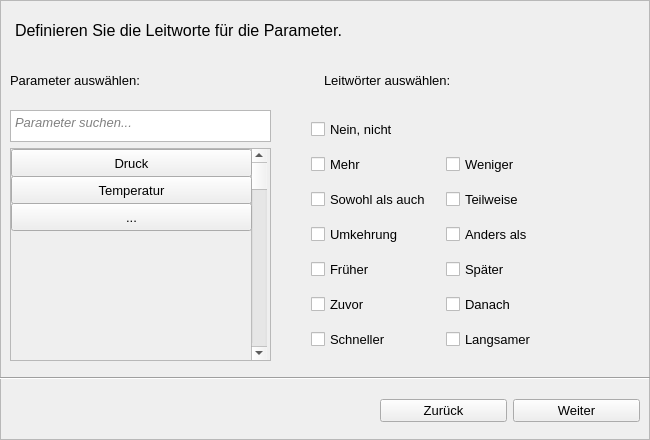
Before: the Qt Designer form Code/wizard_2.ui in MSPietsch/HMI, drawn with Qt 5.
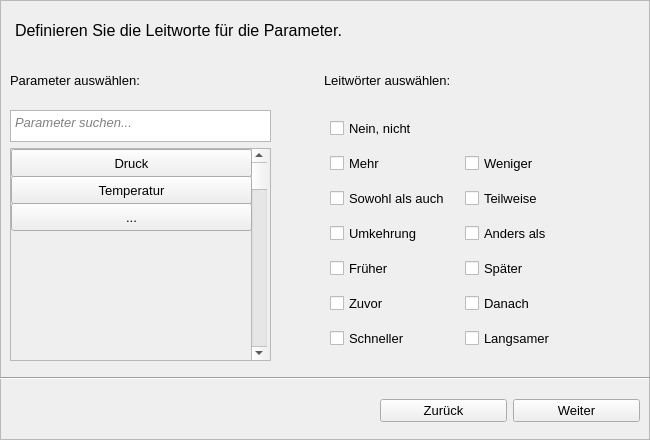
After: the same form once the commit is applied.

Commit message: open Next Wizard aktualiesiert und Wizard bearbeitet

```diff
--- a/Code/wizard_2.ui
+++ b/Code/wizard_2.ui
@@ -10,6 +10,18 @@
     <height>440</height>
    </rect>
   </property>
+  <property name="minimumSize">
+   <size>
+    <width>650</width>
+    <height>440</height>
+   </size>
+  </property>
+  <property name="maximumSize">
+   <size>
+    <width>650</width>
+    <height>440</height>
+   </size>
+  </property>
   <property name="windowTitle">
    <string>Form</string>
   </property>
@@ -22,6 +34,18 @@
      <height>440</height>
     </rect>
    </property>
+   <property name="minimumSize">
+    <size>
+     <width>650</width>
+     <height>440</height>
+    </size>
+   </property>
+   <property name="maximumSize">
+    <size>
+     <width>650</width>
+     <height>440</height>
+    </size>
+   </property>
    <property name="font">
     <font>
      <pointsize>10</pointsize>
@@ -184,8 +208,8 @@
    <widget class="QWidget" name="gridLayoutWidget">
     <property name="geometry">
      <rect>
-      <x>311</x>
-      <y>111</y>
+      <x>330</x>
+      <y>110</y>
       <width>263</width>
       <height>251</height>
      </rect>
```
The commit also changes 7 other files.
